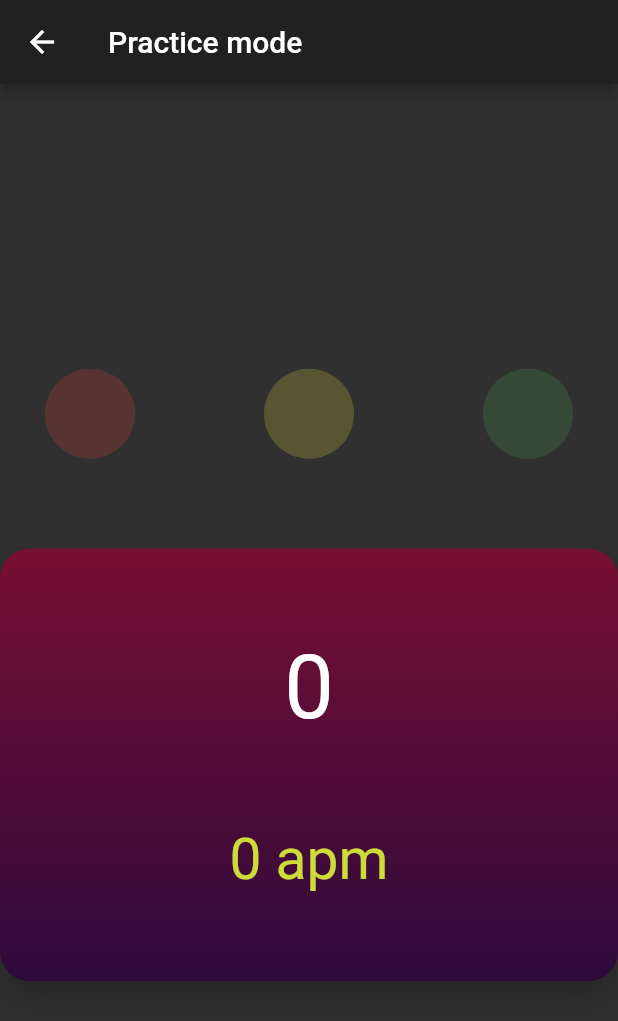
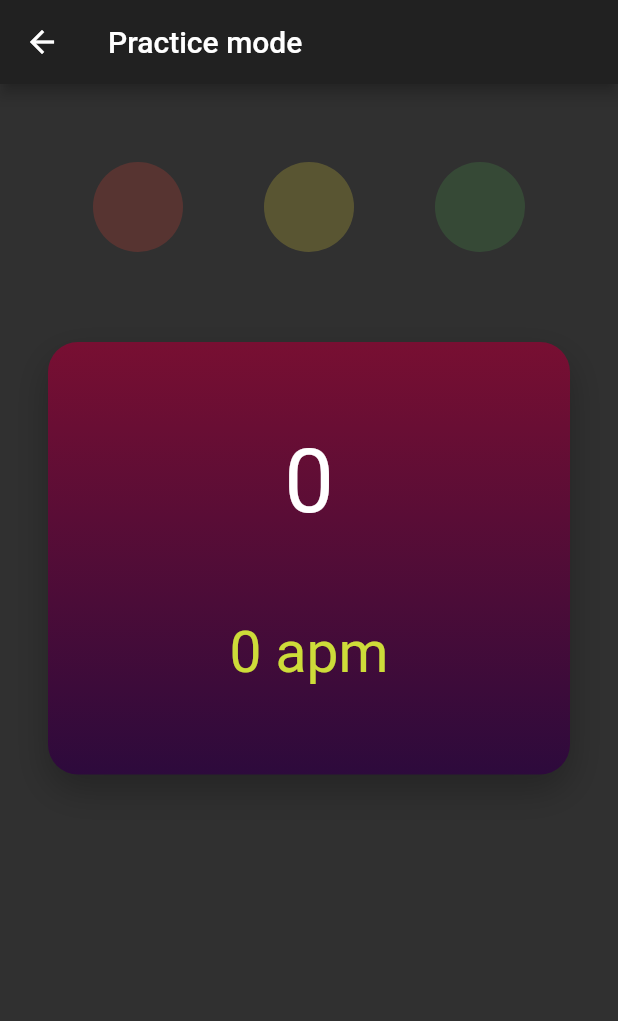
Before and after one commit to MLH-Fellowship/break-your-keyboard, a Flutter app: the PracticeModePage screen opened by its route, on a phone screen of 412 x 824 dp. Shown: the top 1021 px of the screen. Run offline on Flutter 3.47's test engine with Material 2 defaults, Android fonts, the phone set to English and light mode, and no system bars; our stand-ins replace get_it.

Commit message:
padding & alignment fixc

```diff
--- a/lib/module/home/home_page.dart
+++ b/lib/module/home/home_page.dart
@@ -34,7 +34,6 @@ class HomePage extends StatelessWidget {
                 width: AppDimensions.getContainerWidth(context),
                 child: SingleChildScrollView(
                   child: Column(
-                    mainAxisAlignment: MainAxisAlignment.center,
                     children: [
                       const Text(
                         'FINGER GAMES',
--- a/lib/module/practice_mode/practice_mode_page.dart
+++ b/lib/module/practice_mode/practice_mode_page.dart
@@ -23,8 +23,9 @@ class _PracticeModePageState extends State<PracticeModePage> {
       body: Center(
         child: Container(
           width: AppDimensions.getContainerWidth(context),
+          padding: AppDimensions.allPagePadding,
           child: Column(
-            mainAxisAlignment: MainAxisAlignment.center,
+            mainAxisAlignment: AppDimensions.containerMainAxisAlignment,
             children: [
               TrafficLight(),
               SizedBox(height: 40),
--- a/lib/presentation/dimensions.dart
+++ b/lib/presentation/dimensions.dart
@@ -1,5 +1,6 @@
 import 'dart:math';
 
+import 'package:flutter/foundation.dart' show kIsWeb;
 import 'package:flutter/material.dart';
 
 class AppDimensions {
@@ -13,4 +14,7 @@ class AppDimensions {
   static double getContainerWidth(BuildContext context) {
     return min(MediaQuery.of(context).size.width, 500);
   }
+
+  static MainAxisAlignment containerMainAxisAlignment =
+      kIsWeb ? MainAxisAlignment.center : MainAxisAlignment.start;
 }
```
